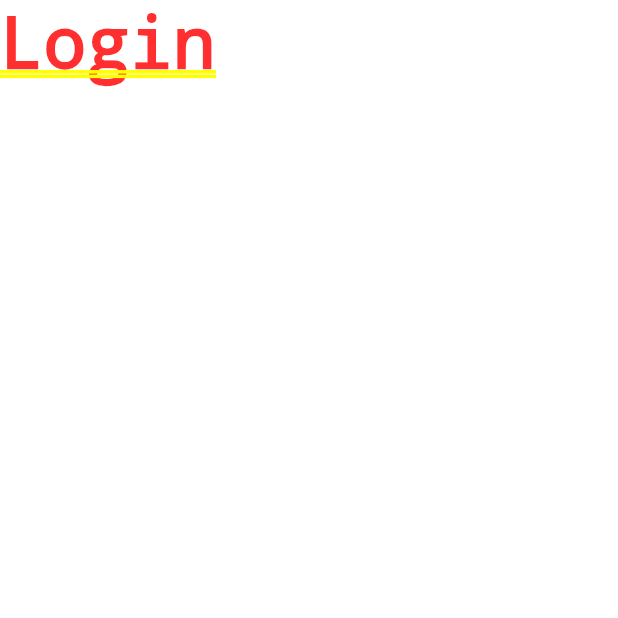
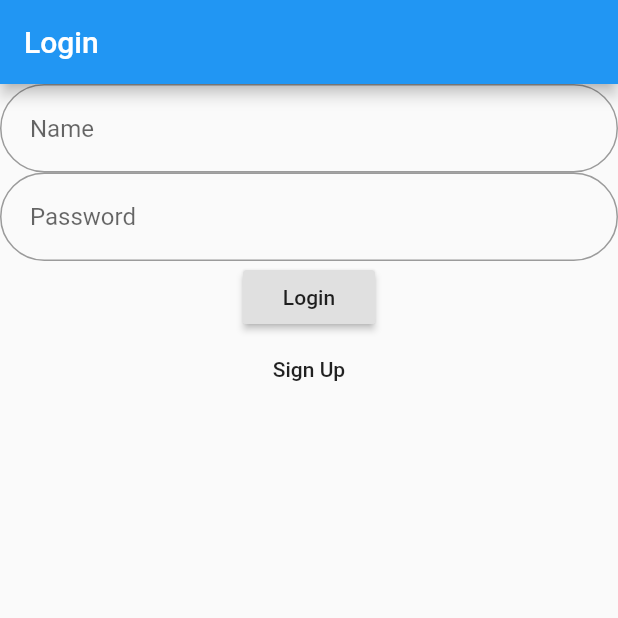
Before and after one commit to cnlinqh/fullstack, a Flutter app: the screen it shows after launch, on a phone screen of 412 x 824 dp, the top half of it. Run offline on Flutter 3.47's test engine with Material 2 defaults, Android fonts, the phone set to English and light mode, and no system bars.

Commit message:
add navigation
1, login -> register  // go to Sign Up
2, register -> login // back to Sign In

```diff
--- a/mobile/lib/pages/login.dart
+++ b/mobile/lib/pages/login.dart
@@ -1,4 +1,6 @@
 import 'package:flutter/material.dart';
+import 'package:mobile/pages/register.dart';
+
 class LoginPage extends StatefulWidget {
   LoginPage({Key key}) : super(key: key);
 
@@ -8,8 +10,54 @@ class LoginPage extends StatefulWidget {
 class _LoginPageState extends State<LoginPage> {
   @override
   Widget build(BuildContext context) {
-    return Container(
-       child: Text('Login'),
+    final nameField = TextField(
+      decoration: InputDecoration(
+        contentPadding: EdgeInsets.all(20),
+        hintText: "Name",
+        border: OutlineInputBorder(
+          borderRadius: BorderRadius.circular(32),
+        ),
+      ),
+    );
+    final passwordField = TextField(
+      obscureText: true,
+      decoration: InputDecoration(
+        contentPadding: EdgeInsets.all(20),
+        hintText: "Password",
+        border: OutlineInputBorder(
+          borderRadius: BorderRadius.circular(32),
+        ),
+      ),
+    );
+
+    final loginButton = RaisedButton(
+      child: Text("Login"),
+      onPressed: () {},
+    );
+
+    final registerButton = FlatButton(
+      child: Text("Sign Up"),
+      onPressed: () {
+        Navigator.push(
+          context,
+          MaterialPageRoute(builder: (context) => RegisterPage()),
+        );
+      },
+    );
+    return Scaffold(
+      appBar: AppBar(
+        title: Text("Login"),
+      ),
+      body: Container(
+        child: Column(
+          children: <Widget>[
+            nameField,
+            passwordField,
+            loginButton,
+            registerButton,
+          ],
+        ),
+      ),
     );
   }
 }
```
Also changed, not shown: mobile/lib/pages/register.dart (+58 -2 lines).
